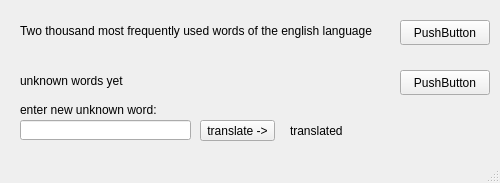
Before: the Qt Designer form ui/mydesign.ui in arthurstrokov/notepad_reminder_of_English_words, drawn with Qt 5.
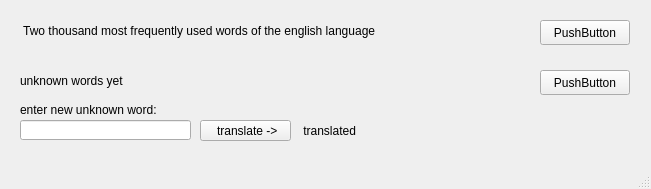
After: the same form once the commit is applied.

The edit to the form file:
```diff
--- a/ui/mydesign.ui
+++ b/ui/mydesign.ui
@@ -6,8 +6,8 @@
    <rect>
     <x>0</x>
     <y>0</y>
-    <width>500</width>
-    <height>183</height>
+    <width>651</width>
+    <height>189</height>
    </rect>
   </property>
   <property name="windowTitle">
@@ -17,7 +17,7 @@
    <widget class="QPushButton" name="pushButton">
     <property name="geometry">
      <rect>
-      <x>400</x>
+      <x>540</x>
       <y>20</y>
       <width>90</width>
       <height>25</height>
@@ -32,18 +32,18 @@
      <rect>
       <x>20</x>
       <y>10</y>
-      <width>371</width>
+      <width>481</width>
       <height>41</height>
      </rect>
     </property>
     <property name="text">
-     <string>Two thousand most frequently used words of the english language</string>
+     <string> Two thousand most frequently used words of the english language</string>
     </property>
    </widget>
    <widget class="QPushButton" name="pushButton_2">
     <property name="geometry">
      <rect>
-      <x>400</x>
+      <x>540</x>
       <y>70</y>
       <width>90</width>
       <height>25</height>
@@ -94,25 +94,25 @@
      <rect>
       <x>200</x>
       <y>120</y>
-      <width>75</width>
+      <width>91</width>
       <height>21</height>
      </rect>
     </property>
     <property name="text">
-     <string>translate -&gt;</string>
+     <string> translate -&gt;</string>
     </property>
    </widget>
    <widget class="QLabel" name="label_4">
     <property name="geometry">
      <rect>
-      <x>290</x>
+      <x>300</x>
       <y>120</y>
-      <width>201</width>
+      <width>331</width>
       <height>21</height>
      </rect>
     </property>
     <property name="text">
-     <string>translated</string>
+     <string> translated</string>
     </property>
    </widget>
   </widget>
```
Left out of the diff: 4 changed lines with no effect on the pictures.
